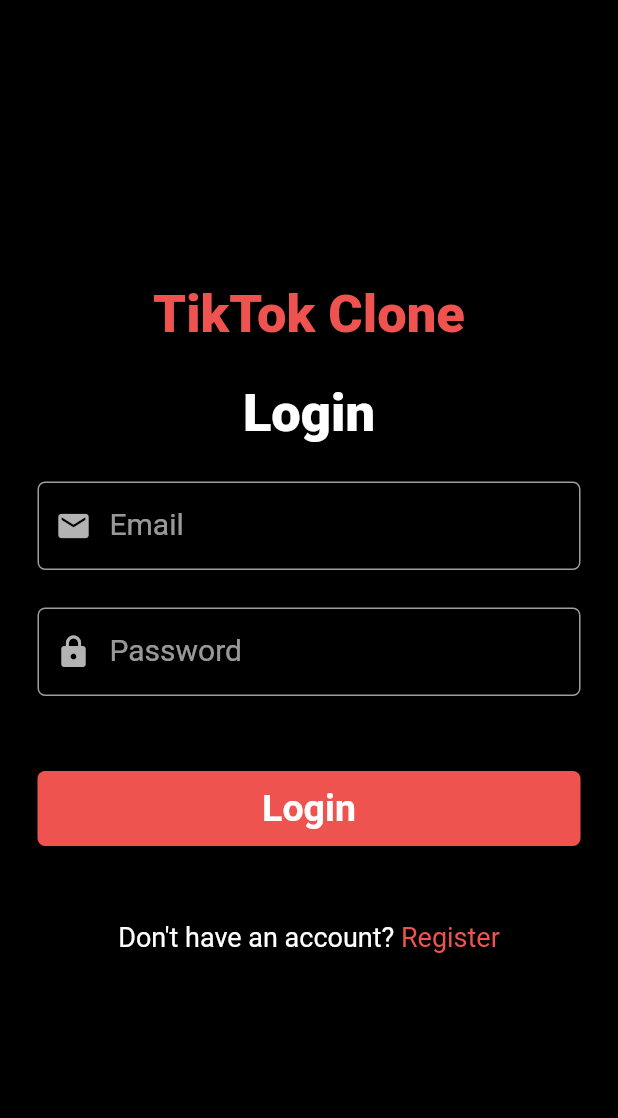
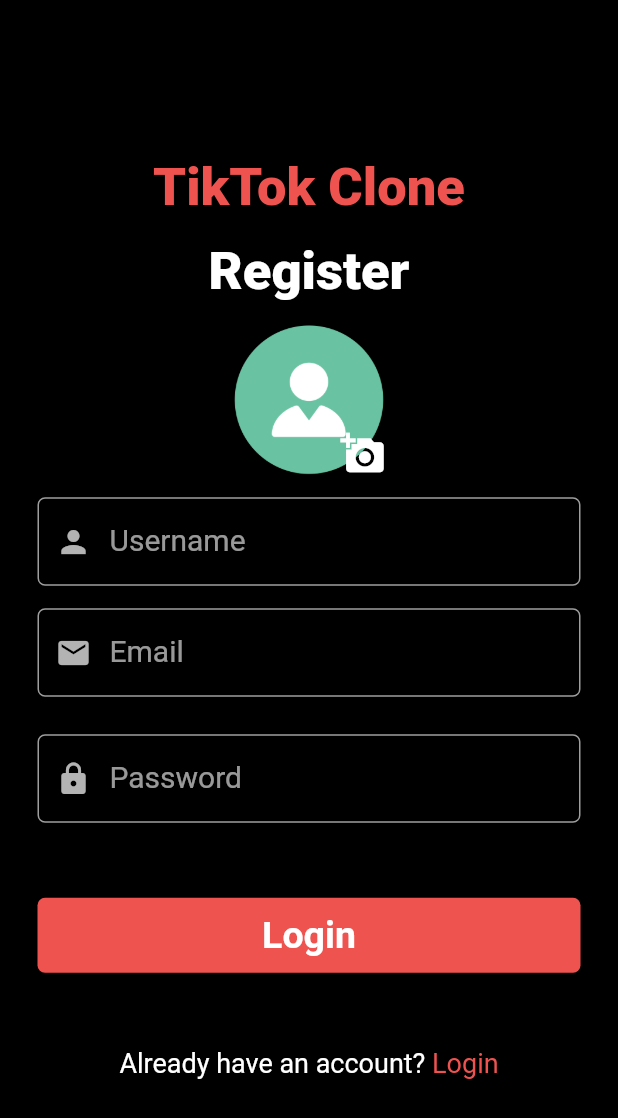
Before and after one commit to TruongAnim/tiktok_clone, a Flutter app: the screen it shows after launch, on a phone screen of 412 x 824 dp. Shown: the top 1118 px of the screen. Run offline on Flutter 3.47's test engine with Material 2 defaults, Android fonts, the phone set to English and light mode, and no system bars.

Commit message:
add sign up ui

```diff
--- /dev/null
+++ b/lib/core/helper/assets_helper.dart
@@ -0,0 +1,4 @@
+class AssetsHelper {
+  static const String imagePath = 'assets/images/';
+  static const String avatar = '${imagePath}avatar.png';
+}
--- a/lib/main.dart
+++ b/lib/main.dart
@@ -1,6 +1,7 @@
 import 'package:flutter/material.dart';
 import 'package:tiktok_clone/constants.dart';
 import 'package:tiktok_clone/views/screens/auth/login_screen.dart';
+import 'package:tiktok_clone/views/screens/auth/sign_up_screen.dart';
 
 void main() {
   runApp(const MyApp());
@@ -16,7 +17,7 @@ class MyApp extends StatelessWidget {
       title: 'Flutter Demo',
       theme:
           ThemeData.dark().copyWith(scaffoldBackgroundColor: backgroundColor),
-      home: LoginScreen(),
+      home: SignUpScreen(),
     );
   }
 }
--- /dev/null
+++ b/lib/views/screens/auth/sign_up_screen.dart
@@ -0,0 +1,133 @@
+import 'package:flutter/material.dart';
+import 'package:tiktok_clone/constants.dart';
+import 'package:tiktok_clone/core/helper/assets_helper.dart';
+import 'package:tiktok_clone/views/widgets/button_widget.dart';
+import 'package:tiktok_clone/views/widgets/input_text_field.dart';
+
+class SignUpScreen extends StatelessWidget {
+  SignUpScreen({super.key});
+  final TextEditingController usernameController = TextEditingController();
+  final TextEditingController emailController = TextEditingController();
+  final TextEditingController passwordController = TextEditingController();
+  @override
+  Widget build(BuildContext context) {
+    return Scaffold(
+      body: Center(
+        child: SingleChildScrollView(
+          child: Column(
+            mainAxisAlignment: MainAxisAlignment.center,
+            children: [
+              Text(
+                'TikTok Clone',
+                style: TextStyle(
+                    fontSize: 35,
+                    color: buttonColor,
+                    fontWeight: FontWeight.w900),
+              ),
+              const SizedBox(
+                height: 15,
+              ),
+              const Text(
+                'Register',
+                style: TextStyle(fontSize: 35, fontWeight: FontWeight.w900),
+              ),
+              const SizedBox(
+                height: 15,
+              ),
+              Stack(
+                children: [
+                  Container(
+                    width: 100,
+                    height: 100,
+                    child: const CircleAvatar(
+                      foregroundImage: AssetImage(
+                        AssetsHelper.avatar,
+                      ),
+                    ),
+                  ),
+                  Positioned(
+                    bottom: -10,
+                    right: -10,
+                    child: Container(
+                      child: IconButton(
+                        icon: const Icon(
+                          Icons.add_a_photo,
+                          size: 30,
+                        ),
+                        onPressed: () {},
+                      ),
+                    ),
+                  ),
+                ],
+              ),
+              const SizedBox(
+                height: 15,
+              ),
+              Container(
+                width: MediaQuery.of(context).size.width,
+                margin: const EdgeInsets.symmetric(horizontal: 25),
+                child: InputTextField(
+                    controller: usernameController,
+                    label: 'Username',
+                    icon: Icons.person),
+              ),
+              const SizedBox(
+                height: 15,
+              ),
+              Container(
+                width: MediaQuery.of(context).size.width,
+                margin: const EdgeInsets.symmetric(horizontal: 25),
+                child: InputTextField(
+                    controller: emailController,
+                    label: 'Email',
+                    icon: Icons.email),
+              ),
+              const SizedBox(
+                height: 25,
+              ),
+              Container(
+                width: MediaQuery.of(context).size.width,
+                margin: const EdgeInsets.symmetric(horizontal: 25),
+                child: InputTextField(
+                  controller: passwordController,
+                  label: 'Password',
+                  icon: Icons.lock,
+                  isObsecure: true,
+                ),
+              ),
+              const SizedBox(
+                height: 50,
+              ),
+              Padding(
+                padding: const EdgeInsets.symmetric(horizontal: 25),
+                child: ButtonWidget(
+                  onTap: () {},
+                  title: 'Login',
+                ),
+              ),
+              const SizedBox(
+                height: 50,
+              ),
+              Row(
+                mainAxisAlignment: MainAxisAlignment.center,
+                children: [
+                  const Text(
+                    'Already have an account? ',
+                    style: TextStyle(fontSize: 18),
+                  ),
+                  InkWell(
+                    onTap: () {},
+                    child: Text(
+                      'Login',
+                      style: TextStyle(fontSize: 18, color: buttonColor),
+                    ),
+                  )
+                ],
+              )
+            ],
+          ),
+        ),
+      ),
+    );
+  }
+}
--- a/pubspec.yaml
+++ b/pubspec.yaml
@@ -59,8 +59,8 @@ flutter:
   uses-material-design: true
 
   # To add assets to your application, add an assets section, like this:
-  # assets:
-  #   - images/a_dot_burr.jpeg
+  assets:
+    - assets/images/
   #   - images/a_dot_ham.jpeg
 
   # An image asset can refer to one or more resolution-specific "variants", see
```
Also changed, not shown: assets/images/avatar.png (added).
